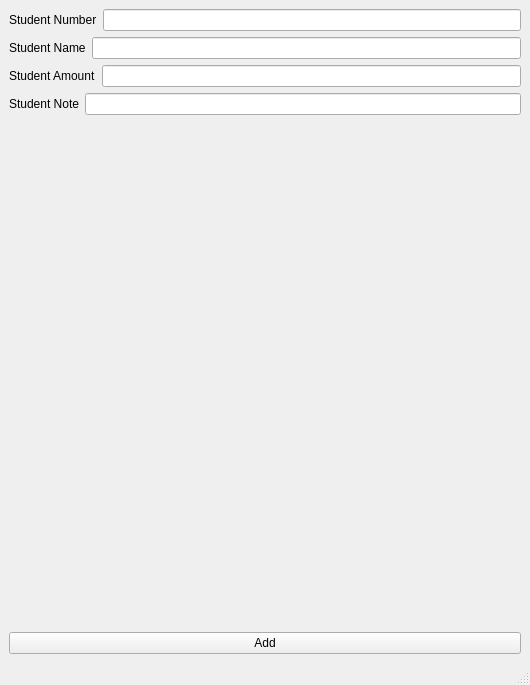
The window that ui/base/dbAdd.ui (0verfl0w767/db-manager-exe) describes before a commit, drawn with Qt 5.
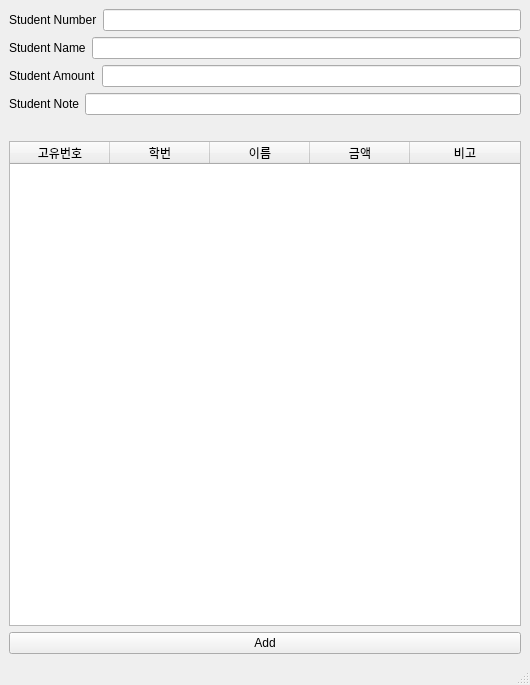
The same window after the commit.

```diff
--- a/ui/base/dbAdd.ui
+++ b/ui/base/dbAdd.ui
@@ -84,17 +84,36 @@
        </widget>
       </item>
       <item>
-       <spacer name="verticalSpacer">
-        <property name="orientation">
-         <enum>Qt::Vertical</enum>
-        </property>
-        <property name="sizeHint" stdset="0">
-         <size>
-          <width>20</width>
-          <height>40</height>
-         </size>
-        </property>
-       </spacer>
+       <widget class="QTableWidget" name="tableWidget">
+        <attribute name="horizontalHeaderStretchLastSection">
+         <bool>true</bool>
+        </attribute>
+        <column>
+         <property name="text">
+          <string>고유번호</string>
+         </property>
+        </column>
+        <column>
+         <property name="text">
+          <string>학번</string>
+         </property>
+        </column>
+        <column>
+         <property name="text">
+          <string>이름</string>
+         </property>
+        </column>
+        <column>
+         <property name="text">
+          <string>금액</string>
+         </property>
+        </column>
+        <column>
+         <property name="text">
+          <string>비고</string>
+         </property>
+        </column>
+       </widget>
       </item>
       <item>
        <widget class="QPushButton" name="pushButton_1">
```
